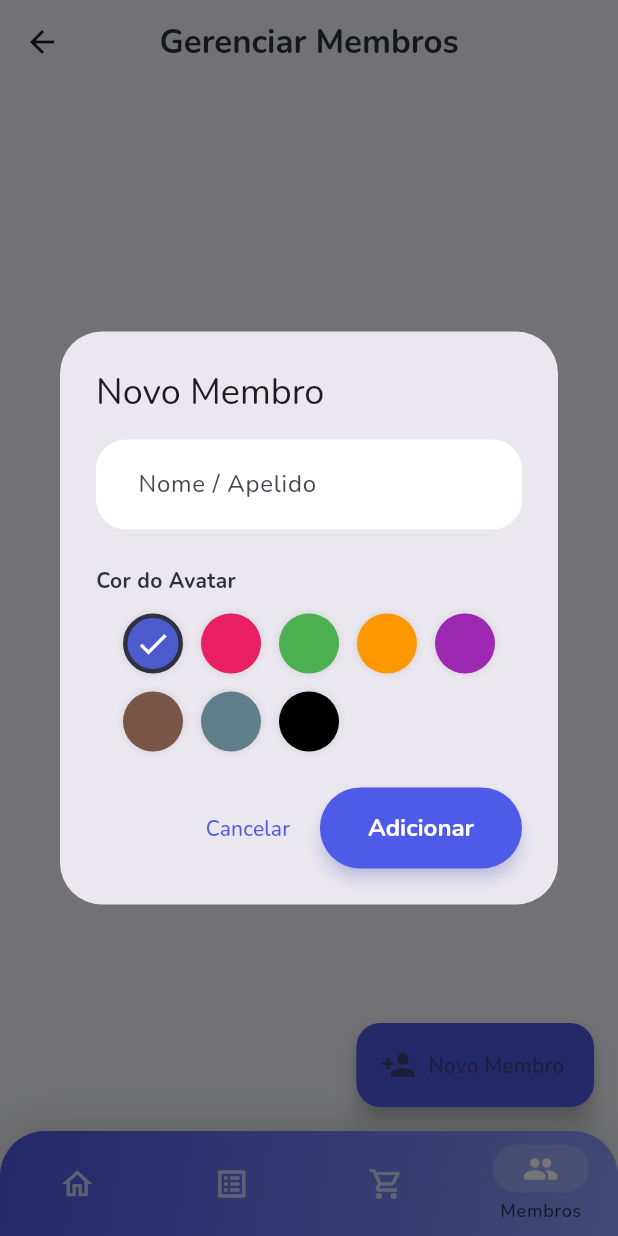
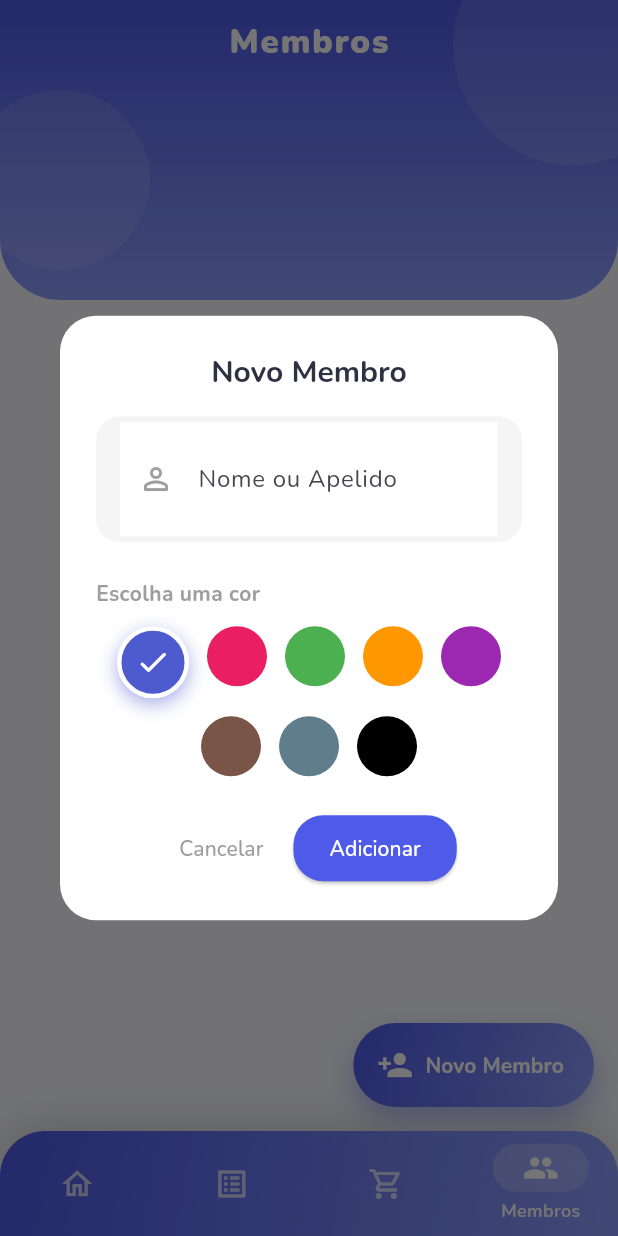
Before and after one commit to Philipe91/nexo-app, a Flutter app: the MembersScreen screen opened by its route, after a tap on "Novo Membro", on a phone screen of 412 x 824 dp. Run offline on Flutter 3.47's test engine with Material 3 defaults, Android fonts, the phone set to English and light mode, and no system bars; our stand-ins replace cloud_firestore, firebase_auth, firebase_core, fl_chart, flutter_animate, flutter_local_notifications and 4 more; accounts and stored records are empty.

Commit message:
final Carnaval

```diff
--- a/lib/core/widgets/xp_progress_bar.dart
+++ b/lib/core/widgets/xp_progress_bar.dart
@@ -38,7 +38,7 @@ class XpProgressBar extends StatelessWidget {
               style: GoogleFonts.fredoka(
                 fontSize: 16,
                 fontWeight: FontWeight.bold,
-                color: Colors.white
+                color: const Color(0xFF4E5AE8) // Azul Visível
               ),
             ),
             Text(
@@ -46,7 +46,7 @@ class XpProgressBar extends StatelessWidget {
               style: GoogleFonts.fredoka(
                 fontSize: 14,
                 fontWeight: FontWeight.w500,
-                color: Colors.white.withOpacity(0.9)
+                color: Colors.grey.shade600 // Cinza para o XP
               ),
             ),
           ],
--- a/lib/screens/home/home_screen.dart
+++ b/lib/screens/home/home_screen.dart
@@ -1,5 +1,6 @@
 import 'dart:ui';
 import 'package:flutter/material.dart';
+import 'package:google_fonts/google_fonts.dart';
 import 'package:go_router/go_router.dart';
 import 'package:provider/provider.dart';
 import '../../core/providers/task_provider.dart';
@@ -65,7 +66,7 @@ class HomeScreen extends StatelessWidget {
         ),
         actions: [
           IconButton(
-             icon: const Icon(Icons.favorite_outline, color: Colors.pinkAccent),
+             icon: const Icon(Icons.favorite, color: Colors.white), // Ícone visível (Branco)
              onPressed: () => context.push('/cycle-settings'),
              tooltip: "Configurar Bio-Ritmo",
            )
@@ -97,54 +98,53 @@ class HomeScreen extends StatelessWidget {
                     padding: const EdgeInsets.fromLTRB(24, 60, 24, 0), // Espaço para AppBar
                     child: GlassCard(
                       color: Colors.white,
-                      opacity: 0.85, // Um pouco mais translúcido para o efeito glass
+                      opacity: 0.95, // Quase sólido para evitar "branco estranho"
                       borderRadius: BorderRadius.circular(24),
                       child: Padding(
-                        padding: const EdgeInsets.symmetric(horizontal: 20, vertical: 16),
-                        child: Row(
+                        padding: const EdgeInsets.symmetric(horizontal: 24, vertical: 20),
+                        child: Column(
+                          mainAxisSize: MainAxisSize.min,
+                          crossAxisAlignment: CrossAxisAlignment.stretch,
+                          children: [
+                            Row(
                               mainAxisAlignment: MainAxisAlignment.spaceBetween,
-                          children: [
-                            Column(
-                              crossAxisAlignment: CrossAxisAlignment.start,
-                              mainAxisSize: MainAxisSize.min,
                               children: [
                                 Text("CARGA MENTAL",
                                   style: TextStyle(
-                                    fontSize: 10,
+                                    fontSize: 12,
                                     fontWeight: FontWeight.bold,
-                                    color: Colors.grey.shade500,
-                                    letterSpacing: 1.0
+                                    color: Colors.grey.shade600,
+                                    letterSpacing: 1.2
                                   )
                                 ),
-                                const SizedBox(height: 4),
-                                Text(statusText,
+                                Text("${totalLoad.toInt()}%",
                                   style: TextStyle(
-                                    fontSize: 18,
-                                    fontWeight: FontWeight.bold,
+                                    fontSize: 16,
+                                    fontWeight: FontWeight.w900,
                                     color: statusColor
                                   )
                                 ),
                               ],
                             ),
-                            // Indicador Circular
-                            SizedBox(
-                              height: 60, width: 60,
-                              child: Stack(
-                                alignment: Alignment.center,
-                                children: [
-                                  CircularProgressIndicator(
+                            const SizedBox(height: 8),
+                            Text(statusText,
+                              style: TextStyle(
+                                fontSize: 24,
+                                fontWeight: FontWeight.bold,
+                                color: statusColor,
+                                height: 1.2
+                              )
+                            ),
+                            const SizedBox(height: 16),
+                            ClipRRect(
+                              borderRadius: BorderRadius.circular(10),
+                              child: LinearProgressIndicator(
                                 value: totalLoad / 100,
-                                    strokeWidth: 6,
-                                    backgroundColor: Colors.grey.shade100,
+                                minHeight: 16, // Barra robusta
+                                backgroundColor: const Color(0xFFF0F4F8), // Fundo sutil
                                 valueColor: AlwaysStoppedAnimation(statusColor),
-                                    strokeCap: StrokeCap.round,
                               ),
-                                  Text("${totalLoad.toInt()}",
-                                    style: const TextStyle(fontWeight: FontWeight.w900, fontSize: 18)
                             ),
-                                ],
-                              ),
-                            )
                           ],
                         ),
                       ),
@@ -161,7 +161,12 @@ class HomeScreen extends StatelessWidget {
               padding: const EdgeInsets.symmetric(horizontal: 24, vertical: 24),
               children: [
                 Text("O que vamos fazer?",
-                  style: theme.textTheme.titleLarge?.copyWith(fontWeight: FontWeight.bold)
+                  style: GoogleFonts.fredoka(
+                    fontSize: 22,
+                    fontWeight: FontWeight.w600,
+                    color: const Color(0xFF4E5AE8),
+                    letterSpacing: 0.5
+                  )
                 ),
                 const SizedBox(height: 16),
 
@@ -192,9 +197,27 @@ class HomeScreen extends StatelessWidget {
   }
 
   Widget _buildGridCard(BuildContext context, {required IconData icon, required Color color, required String title, required String subtitle, required VoidCallback onTap}) {
-    return GlassCard(
-      opacity: 0.5,
+    return Container(
+      decoration: BoxDecoration(
+        borderRadius: BorderRadius.circular(24),
+        gradient: LinearGradient(
+          colors: [color, color.withOpacity(0.7)], // Gradiente mais sólido
+          begin: Alignment.topLeft,
+          end: Alignment.bottomRight,
+        ),
+        boxShadow: [
+          BoxShadow(
+            color: color.withOpacity(0.3),
+            blurRadius: 10,
+            offset: const Offset(0, 5),
+          ),
+        ],
+      ),
+      child: Material(
+        color: Colors.transparent,
+        child: InkWell(
           onTap: onTap,
+          borderRadius: BorderRadius.circular(24),
           child: Padding(
             padding: const EdgeInsets.all(16.0),
             child: Column(
@@ -202,17 +225,19 @@ class HomeScreen extends StatelessWidget {
               mainAxisAlignment: MainAxisAlignment.center,
               children: [
                 Container(
-              padding: const EdgeInsets.all(8),
+                  padding: const EdgeInsets.all(10),
                   decoration: BoxDecoration(
-                color: color.withOpacity(0.1),
+                    color: Colors.white.withOpacity(0.2), // Fundo suave para o ícone
                     shape: BoxShape.circle,
                   ),
-              child: Icon(icon, color: color, size: 28),
+                  child: Icon(icon, color: Colors.white, size: 28),
                 ),
                 const Spacer(),
-            Text(title, style: const TextStyle(fontWeight: FontWeight.bold, fontSize: 16)),
-            Text(subtitle, style: const TextStyle(color: Colors.grey, fontSize: 12)),
+                Text(title, style: const TextStyle(fontWeight: FontWeight.bold, fontSize: 16, color: Colors.white)),
+                Text(subtitle, style: TextStyle(color: Colors.white.withOpacity(0.9), fontSize: 12)),
               ],
+            ),
+          ),
         ),
       ),
     );
--- a/lib/screens/members/members_screen.dart
+++ b/lib/screens/members/members_screen.dart
@@ -43,25 +43,45 @@ class _MembersScreenState extends State<MembersScreen> {
         builder: (context, setDialogState) {
           final theme = Theme.of(context);
           return AlertDialog(
-            title: Text(memberToEdit != null ? "Editar Membro" : "Novo Membro"),
-            content: Column(
+            shape: RoundedRectangleBorder(borderRadius: BorderRadius.circular(24)),
+            backgroundColor: Colors.white,
+            title: Text(memberToEdit != null ? "Editar Membro" : "Novo Membro",
+              style: const TextStyle(fontWeight: FontWeight.bold, fontSize: 20, color: Color(0xFF2D3142)),
+              textAlign: TextAlign.center,
+            ),
+            content:  Column(
               mainAxisSize: MainAxisSize.min,
               children: [
-                TextField(
+                Container(
+                  padding: const EdgeInsets.symmetric(horizontal: 16, vertical: 4),
+                  decoration: BoxDecoration(
+                    color: Colors.grey.shade100,
+                    borderRadius: BorderRadius.circular(16),
+                  ),
+                  child: TextField(
                     controller: _nameController,
                     decoration: const InputDecoration(
-                    labelText: "Nome / Apelido",
-                    border: OutlineInputBorder(),
+                      labelText: "Nome ou Apelido",
+                      border: InputBorder.none,
+                      enabledBorder: InputBorder.none,
+                      focusedBorder: InputBorder.none,
+                      prefixIcon: Icon(Icons.person_outline_rounded, color: Colors.grey),
                     ),
                     textCapitalization: TextCapitalization.words,
                   ),
+                ),
                 const SizedBox(height: 24),
 
-                const Align(alignment: Alignment.centerLeft, child: Text("Cor do Avatar", style: TextStyle(fontWeight: FontWeight.bold))),
+                const Align(
+                  alignment: Alignment.centerLeft,
+                  child: Text("Escolha uma cor", style: TextStyle(fontWeight: FontWeight.bold, fontSize: 14, color: Colors.grey))
+                ),
                 const SizedBox(height: 12),
-                Wrap(
+                Center(
+                  child: Wrap(
                     spacing: 12,
                     runSpacing: 12,
+                    alignment: WrapAlignment.center,
                     children: _colorOptions.map((color) {
                       String colorString = "0x${color.value.toRadixString(16).toUpperCase()}";
                       bool isSelected = _selectedColor == colorString;
@@ -72,28 +92,33 @@ class _MembersScreenState extends State<MembersScreen> {
                             _selectedColor = colorString;
                           });
                         },
-                      child: Container(
-                        width: 40,
-                        height: 40,
+                        child: AnimatedContainer(
+                          duration: const Duration(milliseconds: 200),
+                          width: isSelected ? 48 : 40,
+                          height: isSelected ? 48 : 40,
                           decoration: BoxDecoration(
                             color: color,
                             shape: BoxShape.circle,
-                          border: isSelected ? Border.all(color: theme.colorScheme.onSurface, width: 3) : null,
-                          boxShadow: [BoxShadow(color: Colors.black.withOpacity(0.1), blurRadius: 4)],
+                            border: isSelected ? Border.all(color: Colors.white, width: 3) : Border.all(color: Colors.transparent, width: 2),
+                            boxShadow: [
+                              if(isSelected) BoxShadow(color: color.withOpacity(0.5), blurRadius: 10, offset: const Offset(0, 4))
+                            ],
                           ),
-                        child: isSelected ? const Icon(Icons.check, color: Colors.white) : null,
+                          child: isSelected ? const Icon(Icons.check_rounded, color: Colors.white) : null,
                         ),
                       );
                     }).toList(),
+                  ),
                 )
               ],
             ),
+            actionsAlignment: MainAxisAlignment.center,
             actions: [
               TextButton(
                 onPressed: () => Navigator.pop(context),
-                child: const Text("Cancelar"),
+                child: const Text("Cancelar", style: TextStyle(color: Colors.grey)),
               ),
-              FilledButton(
+              ElevatedButton(
                 onPressed: () {
                   if (_nameController.text.isNotEmpty) {
                     if (memberToEdit != null) {
@@ -119,7 +144,13 @@ class _MembersScreenState extends State<MembersScreen> {
                     Navigator.pop(context);
                   }
                 },
-                child: Text(memberToEdit != null ? "Salvar" : "Adicionar"),
+                style: ElevatedButton.styleFrom(
+                  backgroundColor: const Color(0xFF4E5AE8),
+                  foregroundColor: Colors.white,
+                  shape: RoundedRectangleBorder(borderRadius: BorderRadius.circular(20)),
+                  padding: const EdgeInsets.symmetric(horizontal: 24, vertical: 12),
+                ),
+                child: Text(memberToEdit != null ? "Salvar Alterações" : "Adicionar"),
               ),
             ],
           );
@@ -154,29 +185,68 @@ class _MembersScreenState extends State<MembersScreen> {
     final members = context.watch<MemberProvider>().members;
 
     return Scaffold(
-      extendBodyBehindAppBar: true, // Efeito bonito no topo
+      extendBodyBehindAppBar: true,
       appBar: AppBar(
-        title: const Text("Gerenciar Membros", style: TextStyle(fontWeight: FontWeight.bold)),
+        title: const Text("Membros", style: TextStyle(fontWeight: FontWeight.w900, color: Colors.white, letterSpacing: 1.2)),
         centerTitle: true,
         backgroundColor: Colors.transparent,
         elevation: 0,
-        leading: IconButton(
-          icon: Icon(Icons.arrow_back, color: theme.colorScheme.onBackground),
-          onPressed: () => context.pop(),
+        iconTheme: const IconThemeData(color: Colors.white),
       ),
+      floatingActionButton: Container(
+        decoration: BoxDecoration(
+          gradient: const LinearGradient(
+            colors: [Color(0xFF4E5AE8), Color(0xFF8E9EFE)],
+            begin: Alignment.topLeft,
+            end: Alignment.bottomRight,
           ),
-      floatingActionButton: FloatingActionButton.extended(
+          borderRadius: BorderRadius.circular(30),
+          boxShadow: [
+            BoxShadow(
+              color: const Color(0xFF4E5AE8).withOpacity(0.4),
+              blurRadius: 16,
+              offset: const Offset(0, 8),
+            ),
+          ],
+        ),
+        child: FloatingActionButton.extended(
           onPressed: () => _showMemberDialog(),
-        label: const Text("Novo Membro"),
-        icon: const Icon(Icons.person_add),
-        backgroundColor: theme.colorScheme.primary,
+          label: const Text("Novo Membro", style: TextStyle(fontWeight: FontWeight.bold, color: Colors.white)),
+          icon: const Icon(Icons.person_add, color: Colors.white),
+          backgroundColor: Colors.transparent,
+          elevation: 0,
+        ),
       ),
       body: Stack(
         children: [
           // Fundo base
-          Container(color: theme.colorScheme.background),
+          Container(color: const Color(0xFFF8F9FE)),
+
+          // Header Curvo
+          Container(
+            height: 200,
+            width: double.infinity,
+            decoration: const BoxDecoration(
+              gradient: LinearGradient(
+                colors: [Color(0xFF4E5AE8), Color(0xFF8E9EFE)],
+                begin: Alignment.topCenter,
+                end: Alignment.bottomCenter,
+              ),
+              borderRadius: BorderRadius.vertical(bottom: Radius.circular(40)),
+            ),
+            child: Stack(
+              children: [
+                 Positioned(top: -50, right: -50, child: CircleAvatar(radius: 80, backgroundColor: Colors.white.withOpacity(0.1))),
+                 Positioned(bottom: 20, left: -20, child: CircleAvatar(radius: 60, backgroundColor: Colors.white.withOpacity(0.1))),
+              ],
+            ),
+          ),
 
           SafeArea(
+            child: Column(
+              children: [
+                const SizedBox(height: 20),
+                Expanded(
                   child: members.isEmpty
                       ? const EmptyState(
                           icon: Icons.group_off_rounded,
@@ -184,7 +254,7 @@ class _MembersScreenState extends State<MembersScreen> {
                           message: "Adicione as pessoas da sua família para começar a dividir as tarefas.",
                         )
                       : ListView.builder(
-                    padding: const EdgeInsets.all(20),
+                          padding: const EdgeInsets.symmetric(horizontal: 24, vertical: 10),
                           itemCount: members.length,
                           itemBuilder: (context, index) {
                             final member = members[index];
@@ -196,33 +266,41 @@ class _MembersScreenState extends State<MembersScreen> {
                             }
 
                             return Padding(
-                        padding: const EdgeInsets.only(bottom: 12.0),
-                        // GlassCard limpo (sem cor fixa) para adaptar ao tema
+                              padding: const EdgeInsets.only(bottom: 16.0),
                               child: GlassCard(
+                                opacity: 1.0,
+                                borderRadius: BorderRadius.circular(24),
+                                child: Padding(
+                                  padding: const EdgeInsets.symmetric(vertical: 8),
                                   child: ListTile(
-                            contentPadding: const EdgeInsets.symmetric(horizontal: 16, vertical: 8),
-                            leading: CircleAvatar(
-                              radius: 24,
-                              backgroundColor: avatarColor.withOpacity(0.2),
+                                    contentPadding: const EdgeInsets.symmetric(horizontal: 16, vertical: 4),
+                                    leading: Container(
+                                      width: 50, height: 50,
+                                      decoration: BoxDecoration(
+                                        color: avatarColor.withOpacity(0.15),
+                                        shape: BoxShape.circle,
+                                      ),
+                                      alignment: Alignment.center,
                                       child: Text(
                                         member.name.isNotEmpty ? member.name[0].toUpperCase() : "?",
-                                style: TextStyle(fontWeight: FontWeight.bold, color: avatarColor, fontSize: 20),
+                                        style: TextStyle(fontWeight: FontWeight.w900, color: avatarColor, fontSize: 22),
                                       ),
                                     ),
-                            title: Text(member.name, style: const TextStyle(fontWeight: FontWeight.bold, fontSize: 18)),
-                            subtitle: Text("Membro da Família", style: TextStyle(fontSize: 12, color: theme.textTheme.bodySmall?.color)),
+                                    title: Text(member.name, style: const TextStyle(fontWeight: FontWeight.bold, fontSize: 18, color: Color(0xFF2D3142))),
+                                    subtitle: Text("Nível ${member.level} • ${member.xp} XP", style: const TextStyle(fontSize: 13, color: Colors.grey)),
                                     trailing: Row(
                                       mainAxisSize: MainAxisSize.min,
                                       children: [
                                         IconButton(
-                                  icon: const Icon(Icons.edit, color: Colors.blueGrey),
+                                          icon: const Icon(Icons.edit_rounded, color: Colors.grey),
                                           onPressed: () => _showMemberDialog(memberToEdit: member),
                                         ),
                                         IconButton(
-                                  icon: const Icon(Icons.delete_outline, color: Colors.red),
+                                          icon: const Icon(Icons.delete_outline_rounded, color: Colors.redAccent),
                                           onPressed: () => _confirmDelete(member),
                                         ),
                                       ],
+                                    ),
                                   ),
                                 ),
                               ),
@@ -232,6 +310,9 @@ class _MembersScreenState extends State<MembersScreen> {
                 ),
               ],
             ),
+          ),
+        ],
+      ),
     );
   }
 }
--- a/lib/screens/responsibilities/responsibilities_screen.dart
+++ b/lib/screens/responsibilities/responsibilities_screen.dart
@@ -50,6 +50,7 @@ class _ResponsibilitiesScreenState extends State<ResponsibilitiesScreen> {
         label: const Text("Nova Tarefa"),
         icon: const Icon(Icons.add),
         backgroundColor: theme.colorScheme.primary,
+        foregroundColor: Colors.white, // Garante texto branco
       ),
       body: Stack(
         children: [
--- a/lib/screens/scaffold_with_navbar.dart
+++ b/lib/screens/scaffold_with_navbar.dart
@@ -40,6 +40,9 @@ class ScaffoldWithNavBar extends StatelessWidget {
             selectedIndex: navigationShell.currentIndex,
             onDestinationSelected: (int index) => _onTap(context, index),
             labelBehavior: NavigationDestinationLabelBehavior.onlyShowSelected,
+            labelTextStyle: MaterialStateProperty.all(
+              const TextStyle(color: Colors.white, fontWeight: FontWeight.w600, fontSize: 12)
+            ),
             destinations: const <NavigationDestination>[
               NavigationDestination(
                 icon: Icon(Icons.home_outlined, color: Colors.white70),
--- a/lib/screens/shopping/meal_planner_screen.dart
+++ b/lib/screens/shopping/meal_planner_screen.dart
@@ -124,11 +124,11 @@ class _MealPlannerScreenState extends State<MealPlannerScreen> {
                     width: 60,
                     margin: const EdgeInsets.symmetric(horizontal: 6),
                     decoration: BoxDecoration(
-                      color: isSelected ? Colors.orange : Colors.white,
+                      color: isSelected ? const Color(0xFF4E5AE8) : Colors.white,
                       borderRadius: BorderRadius.circular(16),
                       boxShadow: [
                         if (isSelected)
-                          BoxShadow(color: Colors.orange.withOpacity(0.4), blurRadius: 8, offset: const Offset(0, 4))
+                          BoxShadow(color: const Color(0xFF4E5AE8).withOpacity(0.4), blurRadius: 8, offset: const Offset(0, 4))
                       ]
                     ),
                     child: Column(
@@ -153,7 +153,7 @@ class _MealPlannerScreenState extends State<MealPlannerScreen> {
                 _buildMealCard(
                   title: "Almoço",
                   icon: Icons.sunny,
-                  color: Colors.orange,
+                  color: const Color(0xFFFFD740), // Amarelo Accent (Moon Heart) em vez de Orange
                   meal: lunch.id.isNotEmpty ? lunch : null,
                   onAdd: () => _addMealDialog(context, "Almoço"),
                   members: memberProvider.members,
@@ -163,7 +163,7 @@ class _MealPlannerScreenState extends State<MealPlannerScreen> {
                 _buildMealCard(
                   title: "Jantar",
                   icon: Icons.nightlight_round,
-                  color: Colors.indigo,
+                  color: const Color(0xFF4E5AE8), // Indigo Primary
                   meal: dinner.id.isNotEmpty ? dinner : null,
                   onAdd: () => _addMealDialog(context, "Jantar"),
                   members: memberProvider.members,
```
Lines whose indentation alone changed are shown as unchanged.
